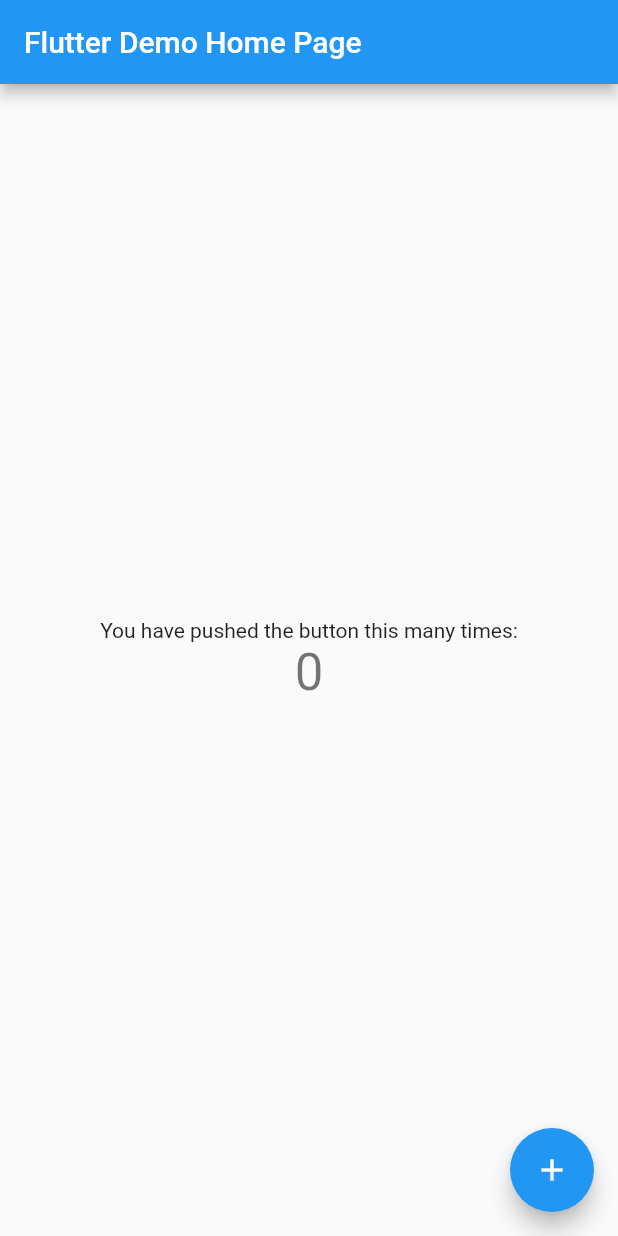
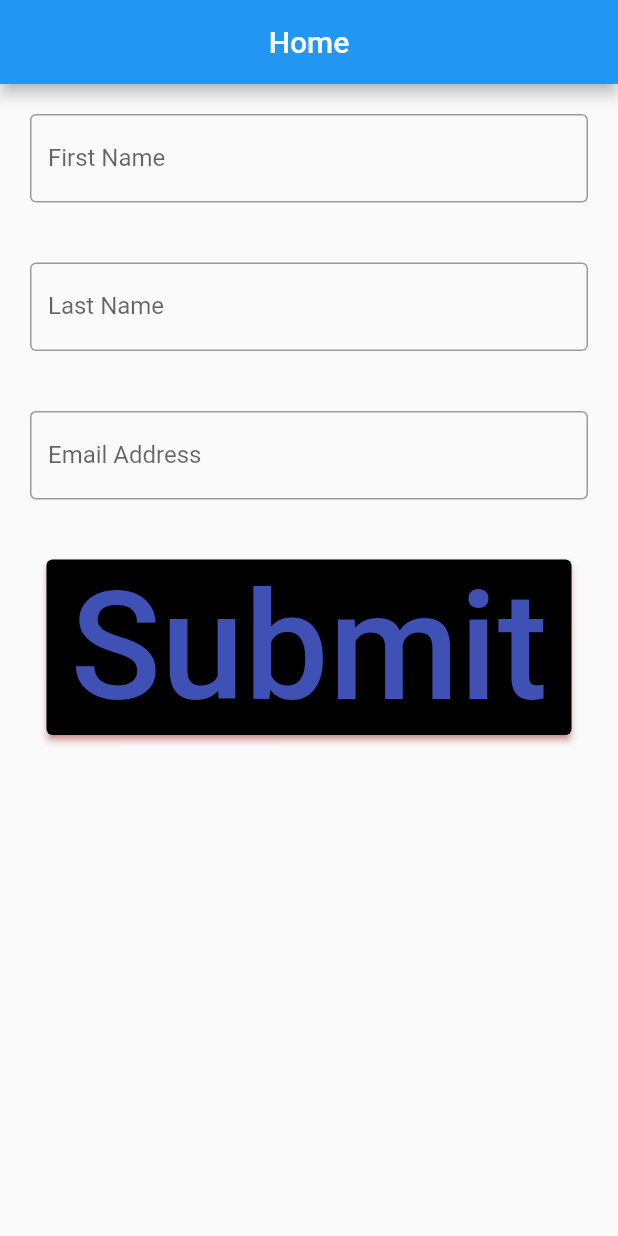
Before and after one commit to ShRudra88/flutter_ostad_prv_p, a Flutter app: the screen it shows after launch, on a phone screen of 412 x 824 dp. Run offline on Flutter 3.47's test engine with Material 2 defaults, Android fonts, the light colour scheme and no system bars.

Commit message:
Text field form

```diff
--- a/lib/main.dart
+++ b/lib/main.dart
@@ -1,115 +1,66 @@
 import 'package:flutter/material.dart';
 
 void main() {
-  runApp(const MyApp());
+  runApp(MyApp());
 }
 
 class MyApp extends StatelessWidget {
   const MyApp({Key? key}) : super(key: key);
 
-  // This widget is the root of your application.
   @override
   Widget build(BuildContext context) {
     return MaterialApp(
-      title: 'Flutter Demo',
-      theme: ThemeData(
-        // This is the theme of your application.
-        //
-        // Try running your application with "flutter run". You'll see the
-        // application has a blue toolbar. Then, without quitting the app, try
-        // changing the primarySwatch below to Colors.green and then invoke
-        // "hot reload" (press "r" in the console where you ran "flutter run",
-        // or simply save your changes to "hot reload" in a Flutter IDE).
-        // Notice that the counter didn't reset back to zero; the application
-        // is not restarted.
-        primarySwatch: Colors.blue,
-      ),
-      home: const MyHomePage(title: 'Flutter Demo Home Page'),
+      debugShowCheckedModeBanner: false,
+      home: HomeScreen(),
     );
   }
 }
 
-class MyHomePage extends StatefulWidget {
-  const MyHomePage({Key? key, required this.title}) : super(key: key);
-
-  // This widget is the home page of your application. It is stateful, meaning
-  // that it has a State object (defined below) that contains fields that affect
-  // how it looks.
-
-  // This class is the configuration for the state. It holds the values (in this
-  // case the title) provided by the parent (in this case the App widget) and
-  // used by the build method of the State. Fields in a Widget subclass are
-  // always marked "final".
-
-  final String title;
-
-  @override
-  State<MyHomePage> createState() => _MyHomePageState();
-}
-
-class _MyHomePageState extends State<MyHomePage> {
-  int _counter = 0;
-
-  void _incrementCounter() {
-    setState(() {
-      // This call to setState tells the Flutter framework that something has
-      // changed in this State, which causes it to rerun the build method below
-      // so that the display can reflect the updated values. If we changed
-      // _counter without calling setState(), then the build method would not be
-      // called again, and so nothing would appear to happen.
-      _counter++;
-    });
-  }
+class HomeScreen extends StatelessWidget {
+  const HomeScreen({Key? key}) : super(key: key);
 
   @override
   Widget build(BuildContext context) {
-    // This method is rerun every time setState is called, for instance as done
-    // by the _incrementCounter method above.
-    //
-    // The Flutter framework has been optimized to make rerunning build methods
-    // fast, so that you can just rebuild anything that needs updating rather
-    // than having to individually change instances of widgets.
     return Scaffold(
       appBar: AppBar(
-        // Here we take the value from the MyHomePage object that was created by
-        // the App.build method, and use it to set our appbar title.
-        title: Text(widget.title),
+        centerTitle: true,
+        title: Text('Home'),
       ),
-      body: Center(
-        // Center is a layout widget. It takes a single child and positions it
-        // in the middle of the parent.
-        child: Column(
-          // Column is also a layout widget. It takes a list of children and
-          // arranges them vertically. By default, it sizes itself to fit its
-          // children horizontally, and tries to be as tall as its parent.
-          //
-          // Invoke "debug painting" (press "p" in the console, choose the
-          // "Toggle Debug Paint" action from the Flutter Inspector in Android
-          // Studio, or the "Toggle Debug Paint" command in Visual Studio Code)
-          // to see the wireframe for each widget.
-          //
-          // Column has various properties to control how it sizes itself and
-          // how it positions its children. Here we use mainAxisAlignment to
-          // center the children vertically; the main axis here is the vertical
-          // axis because Columns are vertical (the cross axis would be
-          // horizontal).
-          mainAxisAlignment: MainAxisAlignment.center,
-          children: <Widget>[
-            const Text(
-              'You have pushed the button this many times:',
+      body: Column(
+        children: [
+          Padding(
+              padding: EdgeInsets.all(20),
+              child: TextField(
+                decoration: InputDecoration(
+                    border: OutlineInputBorder(), labelText: 'First Name'),
+              )),
+          Padding(
+              padding: EdgeInsets.all(20),
+              child: TextField(
+                decoration: InputDecoration(
+                    border: OutlineInputBorder(), labelText: 'Last Name'),
+              )),
+          Padding(
+              padding: EdgeInsets.all(20),
+              child: TextField(
+                decoration: InputDecoration(
+                    border: OutlineInputBorder(), labelText: 'Email Address'),
+              )),
+          Padding(
+            padding: EdgeInsets.all(20),
+            child: ElevatedButton(
+              style: ElevatedButton.styleFrom(
+                primary: Colors.black,
+                shadowColor: Colors.red,
+              ),
+              onPressed: () {},
+              child: Text('Submit',
+                style: TextStyle(fontSize: 100, color: Colors.indigo),
+              ),
             ),
-            Text(
-              '$_counter',
-              style: Theme.of(context).textTheme.headline4,
-            ),
-          ],
-        ),
+          )
+        ],
       ),
-      floatingActionButton: FloatingActionButton(
-        onPressed: _incrementCounter,
-        tooltip: 'Increment',
-        child: const Icon(Icons.add),
-      ), // This trailing comma makes auto-formatting nicer for build methods.
     );
   }
 }
```
